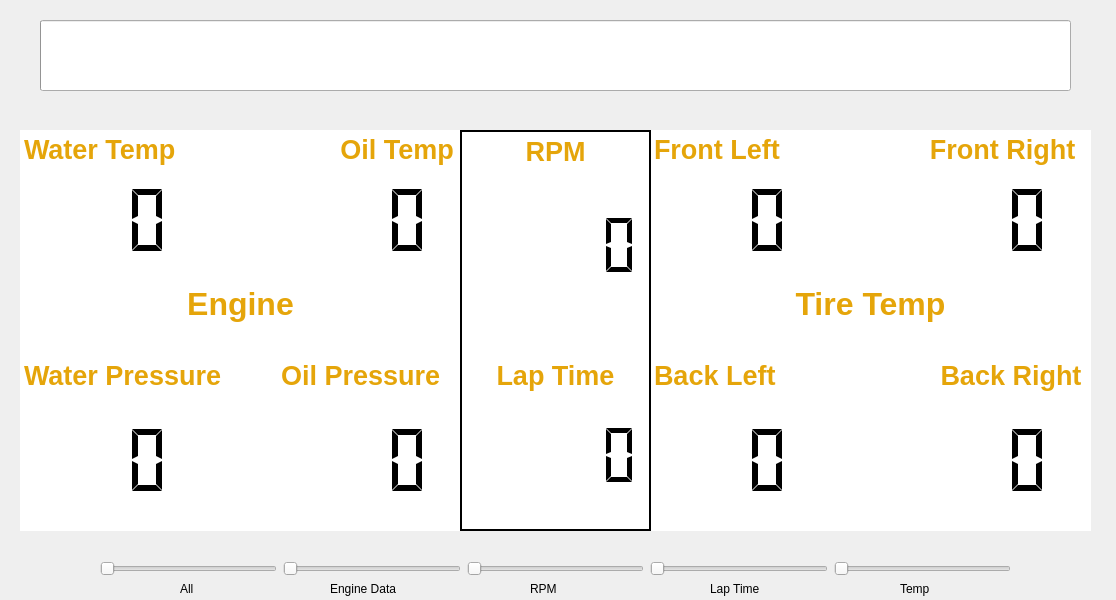
Before: the Qt Designer form Archive/HelloWorlds/QT6/dashboard.ui in DallasFormulaRacing/DashboardDisplay, drawn with Qt 5.
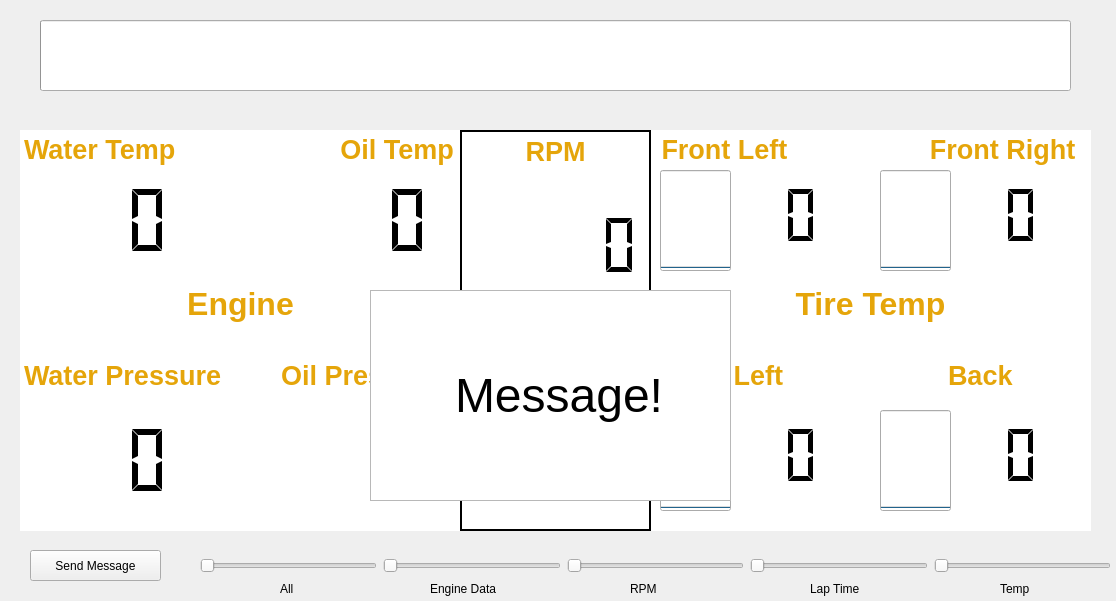
After: the same form once the commit is applied.

Commit message: Added visualizers for tire temps and ability to display messages from pit.

What changed in the file:
```diff
--- a/Archive/HelloWorlds/QT6/dashboard.ui
+++ b/Archive/HelloWorlds/QT6/dashboard.ui
@@ -7,7 +7,7 @@
     <x>0</x>
     <y>0</y>
     <width>1116</width>
-    <height>600</height>
+    <height>601</height>
    </rect>
   </property>
   <property name="windowTitle">
@@ -91,7 +91,7 @@
 li.unchecked::marker { content: &quot;\2610&quot;; }
 li.checked::marker { content: &quot;\2612&quot;; }
 &lt;/style&gt;&lt;/head&gt;&lt;body style=&quot; font-family:'Ubuntu'; font-size:11pt; font-weight:400; font-style:normal;&quot;&gt;
-&lt;p style=&quot; margin-top:0px; margin-bottom:0px; margin-left:0px; margin-right:0px; -qt-block-indent:0; text-indent:0px;&quot;&gt;&lt;span style=&quot; font-size:20pt; font-weight:700; color:#e5a50a;&quot;&gt;Front Left                    Front Right&lt;/span&gt;&lt;/p&gt;
+&lt;p style=&quot; margin-top:0px; margin-bottom:0px; margin-left:0px; margin-right:0px; -qt-block-indent:0; text-indent:0px;&quot;&gt;&lt;span style=&quot; font-size:20pt; font-weight:700; color:#e5a50a;&quot;&gt; Front Left                   Front Right&lt;/span&gt;&lt;/p&gt;
 &lt;p style=&quot;-qt-paragraph-type:empty; margin-top:0px; margin-bottom:0px; margin-left:0px; margin-right:0px; -qt-block-indent:0; text-indent:0px; font-size:20pt; font-weight:700; color:#e5a50a;&quot;&gt;&lt;br /&gt;&lt;/p&gt;
 &lt;p style=&quot;-qt-paragraph-type:empty; margin-top:0px; margin-bottom:0px; margin-left:0px; margin-right:0px; -qt-block-indent:0; text-indent:0px;&quot;&gt;&lt;br /&gt;&lt;/p&gt;
 &lt;p style=&quot;-qt-paragraph-type:empty; margin-top:0px; margin-bottom:0px; margin-left:0px; margin-right:0px; -qt-block-indent:0; text-indent:0px;&quot;&gt;&lt;br /&gt;&lt;/p&gt;
@@ -100,7 +100,7 @@
 &lt;p style=&quot;-qt-paragraph-type:empty; margin-top:0px; margin-bottom:0px; margin-left:0px; margin-right:0px; -qt-block-indent:0; text-indent:0px;&quot;&gt;&lt;br /&gt;&lt;/p&gt;
 &lt;p align=&quot;center&quot; style=&quot; margin-top:0px; margin-bottom:0px; margin-left:0px; margin-right:0px; -qt-block-indent:0; text-indent:0px;&quot;&gt;&lt;span style=&quot; font-size:24pt; font-weight:700; color:#e5a50a;&quot;&gt;Tire Temp&lt;/span&gt;&lt;/p&gt;
 &lt;p style=&quot;-qt-paragraph-type:empty; margin-top:0px; margin-bottom:0px; margin-left:0px; margin-right:0px; -qt-block-indent:0; text-indent:0px; font-size:24pt; font-weight:700; color:#e5a50a;&quot;&gt;&lt;br /&gt;&lt;/p&gt;
-&lt;p style=&quot; margin-top:0px; margin-bottom:0px; margin-left:0px; margin-right:0px; -qt-block-indent:0; text-indent:0px;&quot;&gt;&lt;span style=&quot; font-size:20pt; font-weight:700; color:#e5a50a;&quot;&gt;Back Left                      Back Right&lt;/span&gt;&lt;/p&gt;
+&lt;p style=&quot; margin-top:0px; margin-bottom:0px; margin-left:0px; margin-right:0px; -qt-block-indent:0; text-indent:0px;&quot;&gt;&lt;span style=&quot; font-size:20pt; font-weight:700; color:#e5a50a;&quot;&gt; Back Left                      Back Right&lt;/span&gt;&lt;/p&gt;
 &lt;p align=&quot;center&quot; style=&quot;-qt-paragraph-type:empty; margin-top:0px; margin-bottom:0px; margin-left:0px; margin-right:0px; -qt-block-indent:0; text-indent:0px; font-size:24pt; color:#e5a50a;&quot;&gt;&lt;br /&gt;&lt;/p&gt;&lt;/body&gt;&lt;/html&gt;</string>
    </property>
   </widget>
@@ -183,10 +183,10 @@
   <widget class="QLCDNumber" name="frontLeft">
    <property name="geometry">
     <rect>
-     <x>670</x>
+     <x>720</x>
      <y>180</y>
-     <width>121</width>
-     <height>81</height>
+     <width>101</width>
+     <height>71</height>
     </rect>
    </property>
    <property name="frameShape">
@@ -202,10 +202,10 @@
   <widget class="QLCDNumber" name="frontRIght">
    <property name="geometry">
     <rect>
-     <x>930</x>
+     <x>940</x>
      <y>180</y>
-     <width>121</width>
-     <height>81</height>
+     <width>101</width>
+     <height>71</height>
     </rect>
    </property>
    <property name="frameShape">
@@ -221,10 +221,10 @@
   <widget class="QLCDNumber" name="backLeft">
    <property name="geometry">
     <rect>
-     <x>670</x>
+     <x>720</x>
      <y>420</y>
-     <width>121</width>
-     <height>81</height>
+     <width>101</width>
+     <height>71</height>
     </rect>
    </property>
    <property name="frameShape">
@@ -240,10 +240,10 @@
   <widget class="QLCDNumber" name="backRight">
    <property name="geometry">
     <rect>
-     <x>930</x>
+     <x>940</x>
      <y>420</y>
-     <width>121</width>
-     <height>81</height>
+     <width>101</width>
+     <height>71</height>
     </rect>
    </property>
    <property name="frameShape">
@@ -337,7 +337,7 @@
   <widget class="QLabel" name="label">
    <property name="geometry">
     <rect>
-     <x>330</x>
+     <x>430</x>
      <y>580</y>
      <width>81</width>
      <height>17</height>
@@ -350,7 +350,7 @@
   <widget class="QLabel" name="label_2">
    <property name="geometry">
     <rect>
-     <x>530</x>
+     <x>630</x>
      <y>580</y>
      <width>81</width>
      <height>17</height>
@@ -363,7 +363,7 @@
   <widget class="QLabel" name="label_3">
    <property name="geometry">
     <rect>
-     <x>710</x>
+     <x>810</x>
      <y>580</y>
      <width>81</width>
      <height>17</height>
@@ -376,7 +376,7 @@
   <widget class="QLabel" name="label_4">
    <property name="geometry">
     <rect>
-     <x>900</x>
+     <x>1000</x>
      <y>580</y>
      <width>81</width>
      <height>17</height>
@@ -389,7 +389,7 @@
   <widget class="QLabel" name="label_5">
    <property name="geometry">
     <rect>
-     <x>180</x>
+     <x>280</x>
      <y>580</y>
      <width>67</width>
      <height>17</height>
@@ -399,13 +399,13 @@
     <string>All</string>
    </property>
   </widget>
-  <widget class="QWidget" name="">
+  <widget class="QWidget" name="layoutWidget">
    <property name="geometry">
     <rect>
-     <x>100</x>
-     <y>560</y>
+     <x>200</x>
+     <y>530</y>
      <width>911</width>
-     <height>17</height>
+     <height>72</height>
     </rect>
    </property>
    <layout class="QHBoxLayout" name="horizontalLayout">
@@ -446,6 +446,161 @@
     </item>
    </layout>
   </widget>
+  <widget class="QProgressBar" name="frontLeft_PB">
+   <property name="geometry">
+    <rect>
+     <x>660</x>
+     <y>170</y>
+     <width>71</width>
+     <height>101</height>
+    </rect>
+   </property>
+   <property name="layoutDirection">
+    <enum>Qt::LeftToRight</enum>
+   </property>
+   <property name="value">
+    <number>0</number>
+   </property>
+   <property name="textVisible">
+    <bool>false</bool>
+   </property>
+   <property name="orientation">
+    <enum>Qt::Vertical</enum>
+   </property>
+  </widget>
+  <widget class="QProgressBar" name="frontRight_PB">
+   <property name="geometry">
+    <rect>
+     <x>880</x>
+     <y>170</y>
+     <width>71</width>
+     <height>101</height>
+    </rect>
+   </property>
+   <property name="layoutDirection">
+    <enum>Qt::LeftToRight</enum>
+   </property>
+   <property name="value">
+    <number>0</number>
+   </property>
+   <property name="textVisible">
+    <bool>false</bool>
+   </property>
+   <property name="orientation">
+    <enum>Qt::Vertical</enum>
+   </property>
+  </widget>
+  <widget class="QProgressBar" name="backLeft_PB">
+   <property name="geometry">
+    <rect>
+     <x>660</x>
+     <y>410</y>
+     <width>71</width>
+     <height>101</height>
+    </rect>
+   </property>
+   <property name="layoutDirection">
+    <enum>Qt::LeftToRight</enum>
+   </property>
+   <property name="value">
+    <number>0</number>
+   </property>
+   <property name="textVisible">
+    <bool>false</bool>
+   </property>
+   <property name="orientation">
+    <enum>Qt::Vertical</enum>
+   </property>
+  </widget>
+  <widget class="QProgressBar" name="backRight_PB">
+   <property name="geometry">
+    <rect>
+     <x>880</x>
+     <y>410</y>
+     <width>71</width>
+     <height>101</height>
+    </rect>
+   </property>
+   <property name="layoutDirection">
+    <enum>Qt::LeftToRight</enum>
+   </property>
+   <property name="value">
+    <number>0</number>
+   </property>
+   <property name="textVisible">
+    <bool>false</bool>
+   </property>
+   <property name="orientation">
+    <enum>Qt::Vertical</enum>
+   </property>
+  </widget>
+  <widget class="QTextBrowser" name="message_out">
+   <property name="enabled">
+    <bool>true</bool>
+   </property>
+   <property name="geometry">
+    <rect>
+     <x>370</x>
+     <y>290</y>
+     <width>361</width>
+     <height>211</height>
+    </rect>
+   </property>
+   <property name="autoFillBackground">
+    <bool>false</bool>
+   </property>
+   <property name="html">
+    <string>&lt;!DOCTYPE HTML PUBLIC &quot;-//W3C//DTD HTML 4.0//EN&quot; &quot;http://www.w3.org/TR/REC-html40/strict.dtd&quot;&gt;
+&lt;html&gt;&lt;head&gt;&lt;meta name=&quot;qrichtext&quot; content=&quot;1&quot; /&gt;&lt;meta charset=&quot;utf-8&quot; /&gt;&lt;style type=&quot;text/css&quot;&gt;
+p, li { white-space: pre-wrap; }
+hr { height: 1px; border-width: 0; }
+li.unchecked::marker { content: &quot;\2610&quot;; }
+li.checked::marker { content: &quot;\2612&quot;; }
+&lt;/style&gt;&lt;/head&gt;&lt;body style=&quot; font-family:'Ubuntu'; font-size:11pt; font-weight:400; font-style:normal;&quot;&gt;
+&lt;p style=&quot;-qt-paragraph-type:empty; margin-top:0px; margin-bottom:0px; margin-left:0px; margin-right:0px; -qt-block-indent:0; text-indent:0px;&quot;&gt;&lt;br /&gt;&lt;/p&gt;
+&lt;p style=&quot;-qt-paragraph-type:empty; margin-top:0px; margin-bottom:0px; margin-left:0px; margin-right:0px; -qt-block-indent:0; text-indent:0px; font-size:36pt;&quot;&gt;&lt;br /&gt;&lt;/p&gt;
+&lt;p style=&quot; margin-top:0px; margin-bottom:0px; margin-left:0px; margin-right:0px; -qt-block-indent:0; text-indent:0px;&quot;&gt;&lt;span style=&quot; font-size:36pt;&quot;&gt;	Message!&lt;/span&gt;&lt;/p&gt;&lt;/body&gt;&lt;/html&gt;</string>
+   </property>
+  </widget>
+  <widget class="QPushButton" name="message">
+   <property name="geometry">
+    <rect>
+     <x>30</x>
+     <y>550</y>
+     <width>131</width>
+     <height>31</height>
+    </rect>
+   </property>
+   <property name="text">
+    <string>Send Message</string>
+   </property>
+  </widget>
+  <zorder>tachometer</zorder>
+  <zorder>textEdit</zorder>
+  <zorder>textEdit_2</zorder>
+  <zorder>waterTemp</zorder>
+  <zorder>oilTemp</zorder>
+  <zorder>waterPressure</zorder>
+  <zorder>oilPressure</zorder>
+  <zorder>frontRIght</zorder>
+  <zorder>backLeft</zorder>
+  <zorder>backRight</zorder>
+  <zorder>textEdit_3</zorder>
+  <zorder>tachometer_2</zorder>
+  <zorder>lapTime</zorder>
+  <zorder>label</zorder>
+  <zorder>label_2</zorder>
+  <zorder>label_3</zorder>
+  <zorder>label_4</zorder>
+  <zorder>label_5</zorder>
+  <zorder>layoutWidget</zorder>
+  <zorder>frontLeft_PB</zorder>
+  <zorder>frontLeft</zorder>
+  <zorder>frontRight_PB</zorder>
+  <zorder>backLeft_PB</zorder>
+  <zorder>backRight_PB</zorder>
+  <zorder>message_out</zorder>
+  <zorder>message</zorder>
  </widget>
  <resources/>
  <connections>
```
The commit also changes 2 other files.
